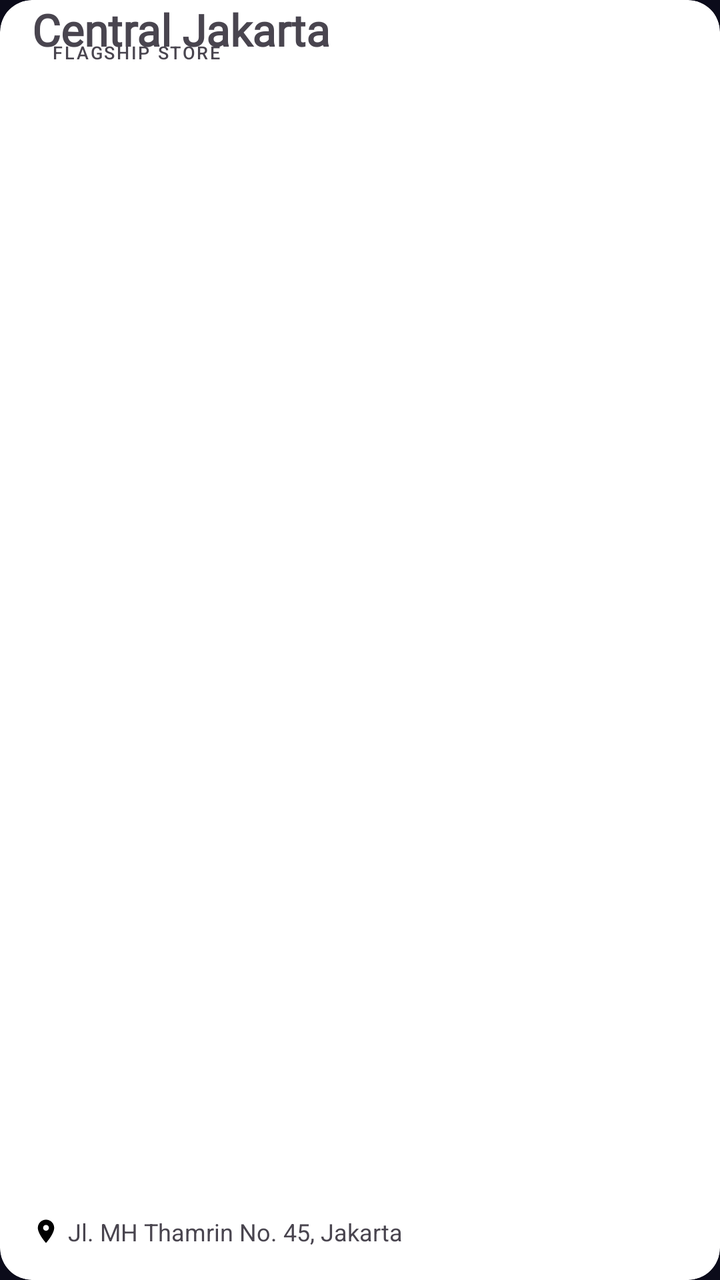
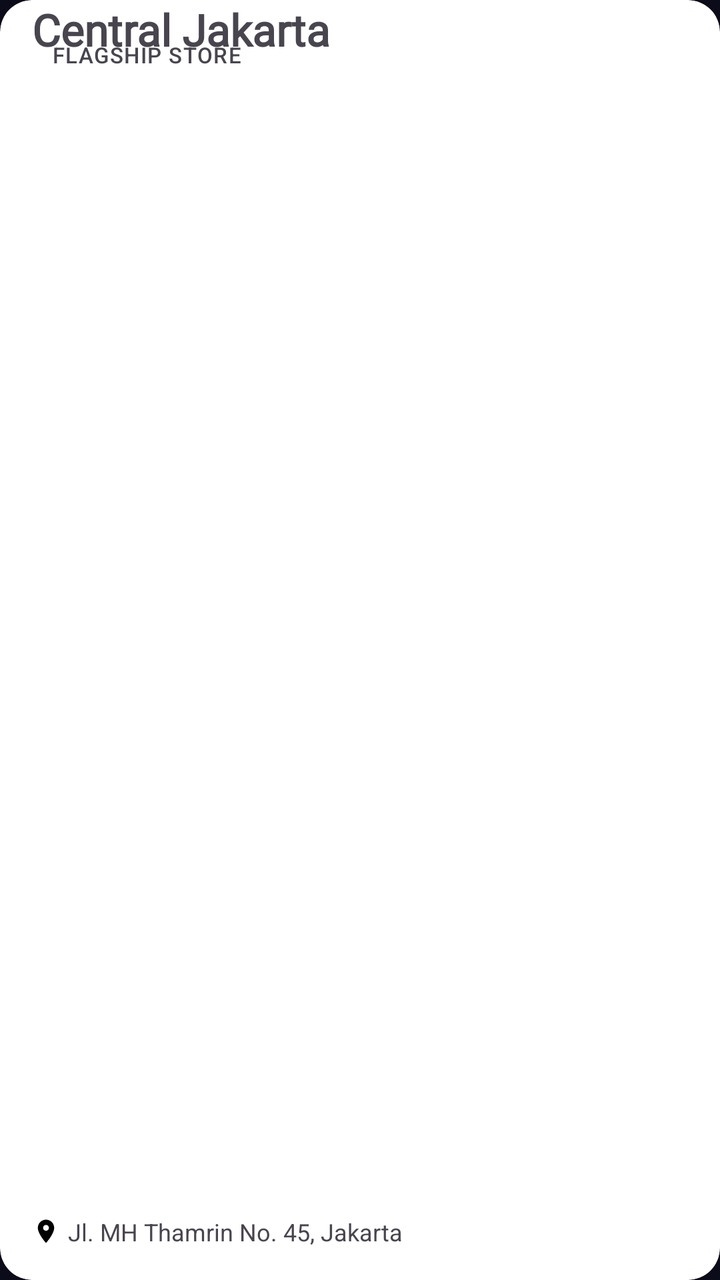

The first picture is an Android layout as it rendered before a commit; the second is the same layout after the commit. The layout source and the unified diff follow.
<!-- AndroidManifest.xml: application theme Theme.DClassicsBooks -->
<!-- res/layout/item_carousel.xml -->
<?xml version="1.0" encoding="utf-8"?>
<androidx.cardview.widget.CardView
    xmlns:android="http://schemas.android.com/apk/res/android"
    xmlns:app="http://schemas.android.com/apk/res-auto"
    android:layout_width="match_parent"
    android:layout_height="match_parent"
    app:cardCornerRadius="@dimen/corner_lg"
    app:cardElevation="0dp">

    <androidx.constraintlayout.widget.ConstraintLayout
        android:layout_width="match_parent"
        android:layout_height="match_parent">

        
        <ImageView
            android:id="@+id/iv_carousel_bg"
            android:layout_width="0dp"
            android:layout_height="0dp"
            android:scaleType="centerCrop"
            android:contentDescription="Store image"
            app:layout_constraintTop_toTopOf="parent"
            app:layout_constraintBottom_toBottomOf="parent"
            app:layout_constraintStart_toStartOf="parent"
            app:layout_constraintEnd_toEndOf="parent"/>

        
        <View
            android:layout_width="0dp"
            android:layout_height="0dp"
            android:background="@drawable/bg_carousel_gradient"
            app:layout_constraintTop_toTopOf="parent"
            app:layout_constraintBottom_toBottomOf="parent"
            app:layout_constraintStart_toStartOf="parent"
            app:layout_constraintEnd_toEndOf="parent"/>

        
        <TextView
            android:id="@+id/tv_carousel_badge"
            android:layout_width="wrap_content"
            android:layout_height="wrap_content"
            android:text="FLAGSHIP STORE"
            android:textSize="9sp"
            android:fontFamily="sans-serif-medium"
            android:letterSpacing="0.1"
            android:background="@drawable/bg_badge_genre"
            android:paddingHorizontal="10dp"
            android:paddingVertical="4dp"
            android:layout_marginStart="16dp"
            android:layout_marginTop="16dp"
            app:layout_constraintTop_toTopOf="parent"
            app:layout_constraintStart_toStartOf="parent"/>

        
        <TextView
            android:id="@+id/tv_carousel_name"
            android:layout_width="0dp"
            android:layout_height="wrap_content"
            android:text="Central Jakarta"
            android:textSize="22sp"
            android:fontFamily="@font/aleo_semibold"
            android:textStyle="bold"
            android:layout_marginStart="16dp"
            android:layout_marginEnd="16dp"
            android:layout_marginBottom="6dp"
            app:layout_constraintBottom_toTopOf="@id/tv_carousel_address"
            app:layout_constraintStart_toStartOf="parent"
            app:layout_constraintEnd_toEndOf="parent"/>

        
        <LinearLayout
            android:id="@+id/ll_carousel_address"
            android:layout_width="0dp"
            android:layout_height="wrap_content"
            android:orientation="horizontal"
            android:gravity="center_vertical"
            android:layout_marginStart="16dp"
            android:layout_marginEnd="16dp"
            android:layout_marginBottom="16dp"
            app:layout_constraintBottom_toBottomOf="parent"
            app:layout_constraintStart_toStartOf="parent"
            app:layout_constraintEnd_toEndOf="parent">

            <ImageView
                android:layout_width="14dp"
                android:layout_height="14dp"
                android:src="@drawable/ic_location_on"
                android:contentDescription="Location"
                android:layout_marginEnd="4dp"/>

            <TextView
                android:id="@+id/tv_carousel_address"
                android:layout_width="wrap_content"
                android:layout_height="wrap_content"
                android:text="Jl. MH Thamrin No. 45, Jakarta"
                android:textSize="12sp"
                android:maxLines="1"
                android:ellipsize="end"/>

        </LinearLayout>

    </androidx.constraintlayout.widget.ConstraintLayout>

</androidx.cardview.widget.CardView>
<!-- resources referenced by this layout -->
<resources>
  <dimen name="corner_lg">16dp</dimen>
  <!-- drawable bg_badge_genre (drawable) -->
  <?xml version="1.0" encoding="utf-8"?>
  <shape xmlns:android="http://schemas.android.com/apk/res/android"
      android:shape="rectangle">
      <solid/>
      <corners android:radius="4dp"/>
  </shape>
  <!-- drawable bg_carousel_gradient (drawable) -->
  <?xml version="1.0" encoding="utf-8"?>
  <shape xmlns:android="http://schemas.android.com/apk/res/android"
      android:shape="rectangle">
      <gradient
          android:angle="270"
          android:type="linear"/>
  </shape>
  <!-- drawable ic_location_on (drawable) -->
  <?xml version="1.0" encoding="utf-8"?>
  <vector
      android:tint="#000000" xmlns:android="http://schemas.android.com/apk/res/android"
      android:width="24dp"
      android:height="24dp"
      android:viewportWidth="24"
      android:viewportHeight="24">
      <path
          android:fillColor="@android:color/white"
          android:pathData="M12,2C8.13,2 5,5.13 5,9c0,5.25 7,13 7,13s7,-7.75 7,-13c0,-3.87 -3.13,-7 -7,-7zM12,11.5c-1.38,0 -2.5,-1.12 -2.5,-2.5s1.12,-2.5 2.5,-2.5 2.5,1.12 2.5,2.5 -1.12,2.5 -2.5,2.5z"/>
  </vector>
  <color name="gold_primary">#C9A84C</color>
  <color name="gold_dark">#A07D30</color>
  <color name="text_on_gold">#0B0B1A</color>
  <color name="gold_subtle">#33C9A84C</color>
  <color name="gold_light">#E8C87C</color>
  <color name="bg_primary">#0B0B1A</color>
  <color name="surface">#1A1A35</color>
  <color name="text_primary">#F0EAD6</color>
  <color name="surface_variant">#21213F</color>
  <color name="text_secondary">#9E8F75</color>
  <color name="error">#E07080</color>
  <color name="white">#FFFFFF</color>
  <color name="bg_secondary">#13132A</color>
  <style name="Widget.App.TextInputLayout.OutlinedBox" parent="Widget.Material3.TextInputLayout.OutlinedBox">
          <item name="boxBackgroundColor">@color/card</item>
          <item name="boxStrokeColor">@color/selector_text_input_stroke</item>
          <item name="boxStrokeWidth">1.5dp</item>
          <item name="boxStrokeWidthFocused">2dp</item>
          <item name="boxCornerRadiusTopStart">@dimen/corner_md</item>
          <item name="boxCornerRadiusTopEnd">@dimen/corner_md</item>
          <item name="boxCornerRadiusBottomStart">@dimen/corner_md</item>
          <item name="boxCornerRadiusBottomEnd">@dimen/corner_md</item>
          <item name="hintTextColor">@color/selector_hint_text</item>
          <item name="android:textColorHint">@color/text_hint</item>
          <item name="errorTextColor">@color/error</item>
          <item name="errorIconTint">@color/error</item>
          <item name="endIconTint">@color/text_secondary</item>
          <item name="startIconTint">@color/text_hint</item>
      </style>
  <color name="card">#1E1E3A</color>
  <dimen name="corner_md">12dp</dimen>
  <color name="text_hint">#6A5E50</color>
  <!-- unchanged entries left out for length: 1 -->
</resources>

<!-- the commit's change to res/layout/item_carousel.xml (unified diff, before → after) -->
@@ -39,10 +39,9 @@
             android:layout_width="wrap_content"
             android:layout_height="wrap_content"
             android:text="FLAGSHIP STORE"
-            android:textSize="9sp"
-            android:fontFamily="sans-serif-medium"
-            android:letterSpacing="0.1"
             android:background="@drawable/bg_badge_genre"
+            android:textAppearance="?attr/textAppearanceLabelSmall"
+            android:textAllCaps="true"
             android:paddingHorizontal="10dp"
             android:paddingVertical="4dp"
             android:layout_marginStart="16dp"
